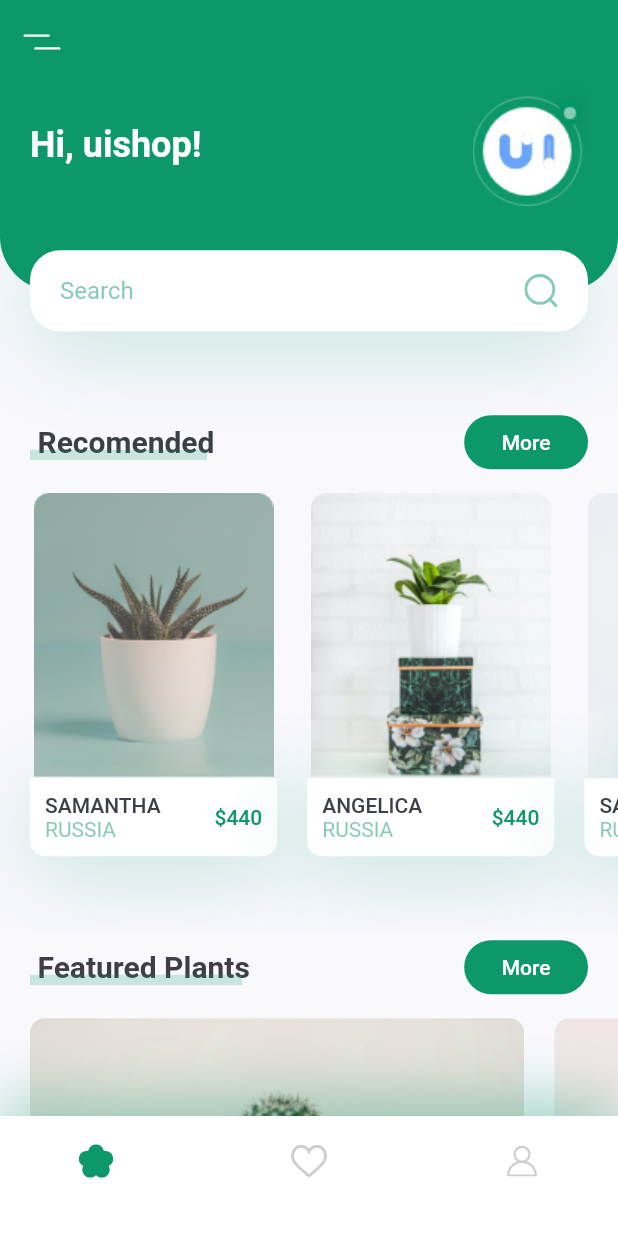
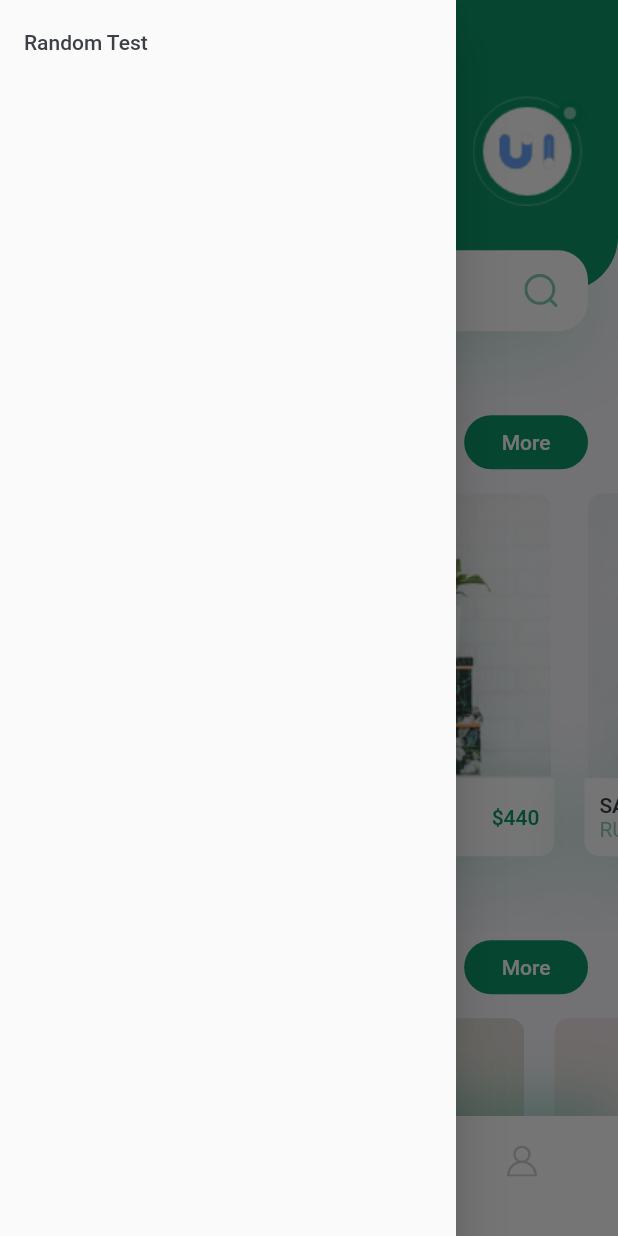
Before and after one commit to lauro-silva44/plant_app, a Flutter app: the screen it shows after launch, with the side drawer open (before the commit the screen has no drawer), on a phone screen of 412 x 824 dp. Run offline on Flutter 3.47's test engine with Material 2 defaults, Android fonts, the phone set to English and light mode, and no system bars; our stand-ins replace flutter_svg.

```diff
--- a/lib/screens/home/home_screen.dart
+++ b/lib/screens/home/home_screen.dart
@@ -10,16 +10,22 @@ class HomeScreen extends StatelessWidget {
   @override
   Widget build(BuildContext context) {
     return Scaffold(
-      appBar: builAppBar(),
+      appBar: builAppBar(context),
       body: const Body(),
       bottomNavigationBar: const MyBottomNavigationBar(),
+      drawer: Drawer(
+          child: ListTile(
+        title: Text('Random Test'),
+      )),
     );
   }
 
-  AppBar builAppBar() {
+  AppBar builAppBar(BuildContext context) {
     return AppBar(
         elevation: 0,
-        leading: IconButton(
-            icon: SvgPicture.asset("assets/icons/menu.svg"), onPressed: () {}));
+        leading: Builder(
+            builder: (context) => IconButton(
+                icon: SvgPicture.asset("assets/icons/menu.svg"),
+                onPressed: () => Scaffold.of(context).openDrawer())));
   }
 }
```
Also changed, not shown: assets/images/projet.png (added), assets/images/youtube.png (added), 1 other file.
